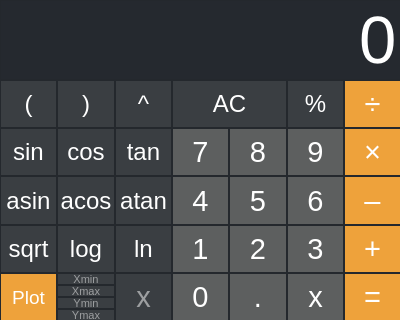
Qt form src/app/mainwindow.ui (bansheewaltz/c-graphing-calculator) before a commit.
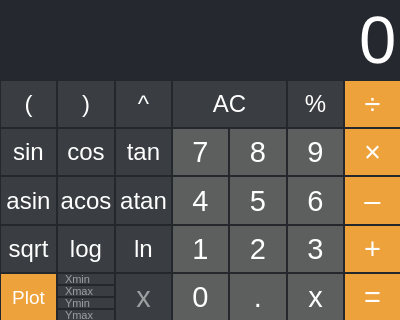
The same form after that commit. Custom widgets are drawn as their Qt base class.

Commit message: src:app:ui: make left-aligned and add padding to QLineEdits' of graph limits vars

What changed in the file:
```diff
--- a/src/app/mainwindow.ui
+++ b/src/app/mainwindow.ui
@@ -54,7 +54,7 @@
      </size>
     </property>
    </widget>
-   <widget class="QWidget" name="">
+   <widget class="QWidget" name="layoutWidget">
     <property name="geometry">
      <rect>
       <x>0</x>
@@ -552,6 +552,7 @@
   background-color: rgb(58, 62, 66);
   color: white; 
   border: 1px solid rgb(36, 40, 45);
+  padding-left: 5px
 }
 </string>
              </property>
@@ -562,7 +563,7 @@
               <string/>
              </property>
              <property name="alignment">
-              <set>Qt::AlignCenter</set>
+              <set>Qt::AlignLeading|Qt::AlignLeft|Qt::AlignVCenter</set>
              </property>
              <property name="placeholderText">
               <string>Xmin</string>
@@ -587,6 +588,7 @@
   background-color: rgb(58, 62, 66);
   color: white; 
   border: 1px solid rgb(36, 40, 45);
+  padding-left: 5px
 }
 </string>
              </property>
@@ -597,7 +599,7 @@
               <string/>
              </property>
              <property name="alignment">
-              <set>Qt::AlignCenter</set>
+              <set>Qt::AlignLeading|Qt::AlignLeft|Qt::AlignVCenter</set>
              </property>
              <property name="placeholderText">
               <string>Xmax</string>
@@ -622,6 +624,7 @@
   background-color: rgb(58, 62, 66);
   color: white; 
   border: 1px solid rgb(36, 40, 45);
+  padding-left: 5px
 }
 </string>
              </property>
@@ -632,7 +635,7 @@
               <string/>
              </property>
              <property name="alignment">
-              <set>Qt::AlignCenter</set>
+              <set>Qt::AlignLeading|Qt::AlignLeft|Qt::AlignVCenter</set>
              </property>
              <property name="placeholderText">
               <string>Ymin</string>
@@ -657,6 +660,7 @@
   background-color: rgb(58, 62, 66);
   color: white; 
   border: 1px solid rgb(36, 40, 45);
+  padding-left: 5px
 }
 </string>
              </property>
@@ -667,7 +671,7 @@
               <string/>
              </property>
              <property name="alignment">
-              <set>Qt::AlignCenter</set>
+              <set>Qt::AlignLeading|Qt::AlignLeft|Qt::AlignVCenter</set>
              </property>
              <property name="placeholderText">
               <string>Ymax</string>
```
